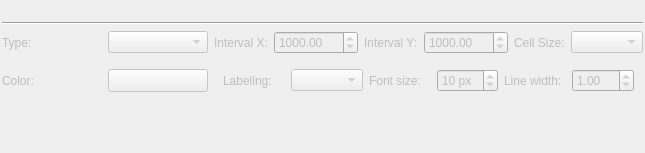
Before: the Qt Designer form kadas/app/mapgrid/kadasmapgridwidgetbase.ui in kadas-albireo/kadas-albireo2, drawn with Qt 5.
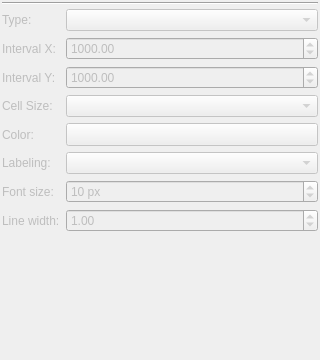
After: the same form once the commit is applied. Custom widgets are drawn as their Qt base class.

```diff
--- a/kadas/app/mapgrid/kadasmapgridwidgetbase.ui
+++ b/kadas/app/mapgrid/kadasmapgridwidgetbase.ui
@@ -6,11 +6,14 @@
    <rect>
     <x>0</x>
     <y>0</y>
-    <width>645</width>
-    <height>153</height>
+    <width>320</width>
+    <height>360</height>
    </rect>
   </property>
-  <layout class="QGridLayout" name="gridLayout_2">
+  <layout class="QVBoxLayout" name="verticalLayoutMain">
+   <property name="spacing">
+    <number>4</number>
+   </property>
    <property name="leftMargin">
     <number>2</number>
    </property>
@@ -23,19 +26,29 @@
    <property name="bottomMargin">
     <number>2</number>
    </property>
-   <item row="0" column="0">
+   <item>
     <layout class="QHBoxLayout" name="layerSelectionWidgetHolder">
      <property name="spacing">
       <number>0</number>
      </property>
     </layout>
    </item>
-   <item row="2" column="0" colspan="2">
+   <item>
+    <widget class="Line" name="line">
+     <property name="orientation">
+      <enum>Qt::Horizontal</enum>
+     </property>
+    </widget>
+   </item>
+   <item>
     <widget class="QWidget" name="widgetLayerSetup" native="true">
      <property name="enabled">
       <bool>false</bool>
      </property>
-     <layout class="QGridLayout" name="gridLayout">
+     <layout class="QFormLayout" name="formLayout">
+      <property name="fieldGrowthPolicy">
+       <enum>QFormLayout::AllNonFixedFieldsGrow</enum>
+      </property>
       <property name="leftMargin">
        <number>0</number>
       </property>
@@ -48,7 +61,74 @@
       <property name="bottomMargin">
        <number>0</number>
       </property>
+      <item row="0" column="0">
+       <widget class="QLabel" name="labelGridType">
+        <property name="text">
+         <string>Type:</string>
+        </property>
+       </widget>
+      </item>
+      <item row="0" column="1">
+       <widget class="QComboBox" name="comboBoxGridType"/>
+      </item>
+      <item row="1" column="0">
+       <widget class="QLabel" name="labelIntervalX">
+        <property name="text">
+         <string>Interval X:</string>
+        </property>
+       </widget>
+      </item>
       <item row="1" column="1">
+       <widget class="QDoubleSpinBox" name="spinBoxIntervalX">
+        <property name="toolTip">
+         <string>Columns</string>
+        </property>
+        <property name="maximum">
+         <double>100000.000000000000000</double>
+        </property>
+        <property name="value">
+         <double>1000.000000000000000</double>
+        </property>
+       </widget>
+      </item>
+      <item row="2" column="0">
+       <widget class="QLabel" name="labelIntervalY">
+        <property name="text">
+         <string>Interval Y:</string>
+        </property>
+       </widget>
+      </item>
+      <item row="2" column="1">
+       <widget class="QDoubleSpinBox" name="spinBoxIntervalY">
+        <property name="toolTip">
+         <string>Rows</string>
+        </property>
+        <property name="maximum">
+         <double>100000.000000000000000</double>
+        </property>
+        <property name="value">
+         <double>1000.000000000000000</double>
+        </property>
+       </widget>
+      </item>
+      <item row="3" column="0">
+       <widget class="QLabel" name="mCellSizeLabel">
+        <property name="text">
+         <string>Cell Size:</string>
+        </property>
+       </widget>
+      </item>
+      <item row="3" column="1">
+       <widget class="QComboBox" name="mCellSizeCombo"/>
+      </item>
+      <item row="4" column="0">
+       <widget class="QLabel" name="labelColor">
+        <property name="text">
+         <string>Color:</string>
+        </property>
+       </widget>
+      </item>
+      <item row="4" column="1">
        <widget class="QgsColorButton" name="toolButtonColor">
         <property name="sizePolicy">
          <sizepolicy hsizetype="Preferred" vsizetype="Fixed">
@@ -58,188 +138,72 @@
         </property>
        </widget>
       </item>
-      <item row="1" column="0">
-       <widget class="QLabel" name="labelColor">
+      <item row="5" column="0">
+       <widget class="QLabel" name="labelLabeling">
         <property name="text">
-         <string>Color:</string>
+         <string>Labeling:</string>
         </property>
        </widget>
       </item>
-      <item row="0" column="1">
-       <widget class="QComboBox" name="comboBoxGridType"/>
+      <item row="5" column="1">
+       <widget class="QComboBox" name="comboBoxLabeling"/>
       </item>
-      <item row="0" column="0">
-       <widget class="QLabel" name="labelGridType">
+      <item row="6" column="0">
+       <widget class="QLabel" name="labelFontSize">
         <property name="text">
-         <string>Type:</string>
+         <string>Font size:</string>
         </property>
        </widget>
       </item>
-      <item row="2" column="0" colspan="6">
-       <widget class="QWidget" name="widget_3" native="true">
-        <layout class="QHBoxLayout" name="horizontalLayout_3">
-         <property name="leftMargin">
-          <number>0</number>
-         </property>
-         <property name="topMargin">
-          <number>0</number>
-         </property>
-         <property name="rightMargin">
-          <number>0</number>
-         </property>
-         <property name="bottomMargin">
-          <number>0</number>
-         </property>
-        </layout>
+      <item row="6" column="1">
+       <widget class="QSpinBox" name="spinBoxFontSize">
+        <property name="suffix">
+         <string notr="true"> px</string>
+        </property>
+        <property name="minimum">
+         <number>1</number>
+        </property>
+        <property name="value">
+         <number>10</number>
+        </property>
        </widget>
       </item>
-      <item row="1" column="2" colspan="4">
-       <widget class="QWidget" name="widget_2" native="true">
-        <layout class="QGridLayout" name="gridLayout_4">
-         <item row="0" column="0">
-          <widget class="QLabel" name="labelLabeling">
-           <property name="text">
-            <string>Labeling:</string>
-           </property>
-          </widget>
-         </item>
-         <item row="0" column="1">
-          <widget class="QComboBox" name="comboBoxLabeling"/>
-         </item>
-         <item row="0" column="2">
-          <widget class="QLabel" name="labelFontSize">
-           <property name="text">
-            <string>Font size:</string>
-           </property>
-          </widget>
-         </item>
-         <item row="0" column="4">
-          <widget class="QLabel" name="label">
-           <property name="text">
-            <string>Line width:</string>
-           </property>
-          </widget>
-         </item>
-         <item row="0" column="3">
-          <widget class="QSpinBox" name="spinBoxFontSize">
-           <property name="suffix">
-            <string notr="true"> px</string>
-           </property>
-           <property name="minimum">
-            <number>1</number>
-           </property>
-           <property name="value">
-            <number>10</number>
-           </property>
-          </widget>
-         </item>
-         <item row="0" column="5">
-          <widget class="QDoubleSpinBox" name="mLineWidthSpinBox">
-           <property name="maximum">
-            <double>10.000000000000000</double>
-           </property>
-           <property name="singleStep">
-            <double>0.100000000000000</double>
-           </property>
-           <property name="value">
-            <double>1.000000000000000</double>
-           </property>
-          </widget>
-         </item>
-        </layout>
+      <item row="7" column="0">
+       <widget class="QLabel" name="label">
+        <property name="text">
+         <string>Line width:</string>
+        </property>
        </widget>
       </item>
-      <item row="0" column="2" colspan="4">
-       <widget class="QWidget" name="widget" native="true">
-        <layout class="QGridLayout" name="gridLayout_3">
-         <property name="leftMargin">
-          <number>0</number>
-         </property>
-         <property name="topMargin">
-          <number>0</number>
-         </property>
-         <property name="rightMargin">
-          <number>0</number>
-         </property>
-         <property name="bottomMargin">
-          <number>0</number>
-         </property>
-         <item row="0" column="4">
-          <widget class="QLabel" name="mCellSizeLabel">
-           <property name="text">
-            <string>Cell Size:</string>
-           </property>
-          </widget>
-         </item>
-         <item row="0" column="3">
-          <widget class="QDoubleSpinBox" name="spinBoxIntervalY">
-           <property name="toolTip">
-            <string>Rows</string>
-           </property>
-           <property name="maximum">
-            <double>100000.000000000000000</double>
-           </property>
-           <property name="value">
-            <double>1000.000000000000000</double>
-           </property>
-          </widget>
-         </item>
-         <item row="0" column="1">
-          <widget class="QDoubleSpinBox" name="spinBoxIntervalX">
-           <property name="toolTip">
-            <string>Columns</string>
-           </property>
-           <property name="maximum">
-            <double>100000.000000000000000</double>
-           </property>
-           <property name="value">
-            <double>1000.000000000000000</double>
-           </property>
-          </widget>
-         </item>
-         <item row="0" column="2">
-          <widget class="QLabel" name="labelIntervalY">
-           <property name="text">
-            <string>Interval Y:</string>
-           </property>
-          </widget>
-         </item>
-         <item row="0" column="0">
-          <widget class="QLabel" name="labelIntervalX">
-           <property name="text">
-            <string>Interval X:</string>
-           </property>
-          </widget>
-         </item>
-         <item row="0" column="5">
-          <widget class="QComboBox" name="mCellSizeCombo"/>
-         </item>
-        </layout>
+      <item row="7" column="1">
+       <widget class="QDoubleSpinBox" name="mLineWidthSpinBox">
+        <property name="maximum">
+         <double>10.000000000000000</double>
+        </property>
+        <property name="singleStep">
+         <double>0.100000000000000</double>
+        </property>
+        <property name="value">
+         <double>1.000000000000000</double>
+        </property>
        </widget>
       </item>
      </layout>
     </widget>
    </item>
-   <item row="0" column="1">
-    <spacer name="horizontalSpacer">
+   <item>
+    <spacer name="verticalSpacer">
      <property name="orientation">
-      <enum>Qt::Horizontal</enum>
+      <enum>Qt::Vertical</enum>
      </property>
      <property name="sizeHint" stdset="0">
       <size>
-       <width>40</width>
-       <height>20</height>
+       <width>20</width>
+       <height>40</height>
       </size>
      </property>
     </spacer>
    </item>
-   <item row="1" column="0" colspan="2">
-    <widget class="Line" name="line">
-     <property name="orientation">
-      <enum>Qt::Horizontal</enum>
-     </property>
-    </widget>
-   </item>
   </layout>
  </widget>
  <customwidgets>
```
